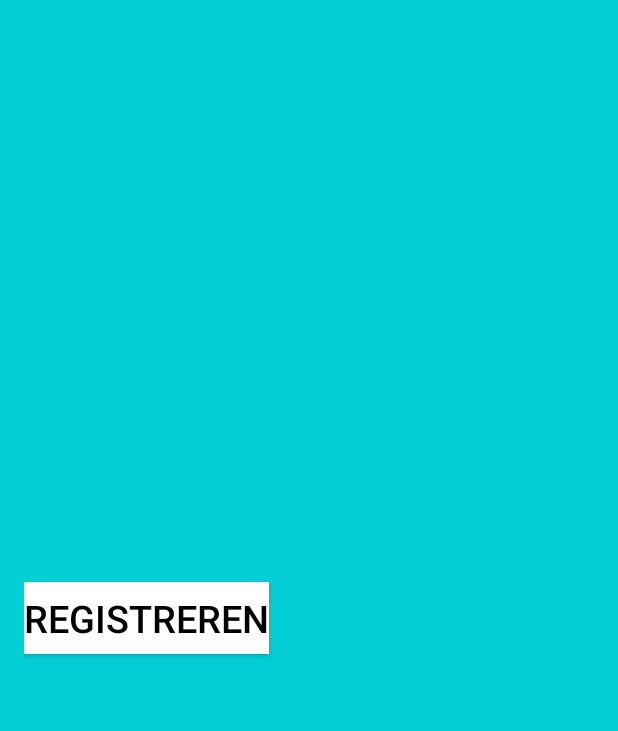
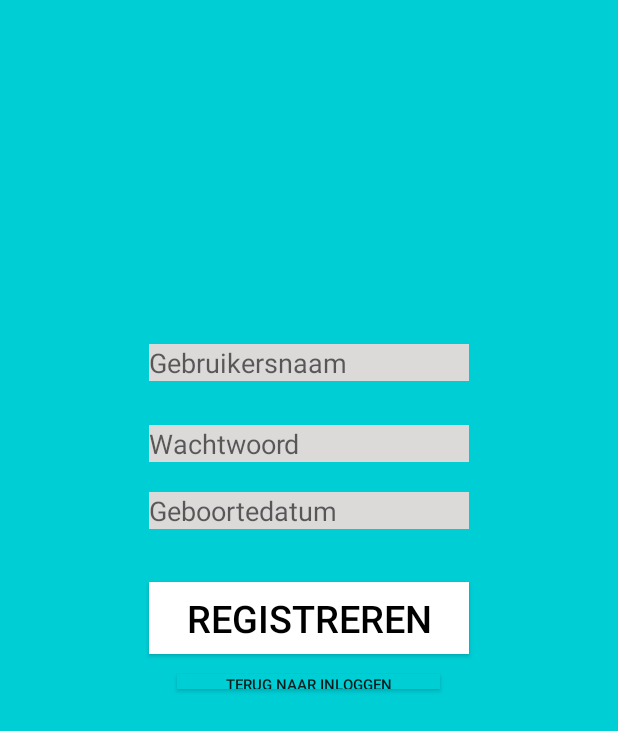
Before and after one commit to sguldemond-fontys/SM41-ShakeIt, an Android app: the layout activity_register.xml on its own in the app's theme, with its tools: preview values and no code run, on a phone screen of 412 x 824 dp. Shown: the top 731 px of the screen. Run offline under Robolectric (Android 15) with nearby library versions, the phone set to English and light mode, and no system bars.

Commit message:
nog een commit

```diff
--- a/app/src/main/res/layout/activity_login.xml
+++ b/app/src/main/res/layout/activity_login.xml
@@ -50,6 +50,7 @@
         android:textSize="18sp" />
 
     <Button
+        android:text="Registreer hier!"
         android:layout_width="175dp"
         android:layout_height="10dp"
         android:textSize="10dp"
--- a/app/src/main/res/layout/activity_register.xml
+++ b/app/src/main/res/layout/activity_register.xml
@@ -23,5 +23,55 @@
         android:layout_alignEnd="@+id/etPassword"
         style="@style/basic_button"/>
 
+    <EditText
+        android:layout_width="wrap_content"
+        android:layout_height="wrap_content"
+        android:inputType="textPassword"
+        android:ems="10"
+        android:layout_marginBottom="35dp"
+        android:id="@+id/etGeboortedatum"
+        android:background="#dcd9d9"
+        android:hint="Geboortedatum"
+        android:textSize="18sp"
+        android:layout_above="@+id/btnInloggen"
+        android:layout_centerHorizontal="true" />
+
+    <EditText
+        android:layout_width="wrap_content"
+        android:layout_height="wrap_content"
+        android:inputType="textPersonName"
+        android:ems="10"
+        android:layout_marginBottom="29dp"
+        android:id="@+id/etName"
+        android:background="#dcd9d9"
+        android:hint="Gebruikersnaam"
+        android:layout_above="@+id/etPassword"
+        android:layout_alignLeft="@+id/etGeboortedatum"
+        android:layout_alignStart="@+id/etGeboortedatum" />
+
+    <EditText
+        android:layout_width="wrap_content"
+        android:layout_height="wrap_content"
+        android:inputType="textPassword"
+        android:ems="10"
+        android:id="@+id/etPassword"
+        android:background="#dcd9d9"
+        android:hint="Wachtwoord"
+        android:textSize="18sp"
+        android:layout_above="@+id/etGeboortedatum"
+        android:layout_alignLeft="@+id/etName"
+        android:layout_alignStart="@+id/etName"
+        android:layout_marginBottom="20dp" />
+
+    <Button
+        android:text="Terug naar inloggen"
+        android:layout_width="175dp"
+        android:layout_height="10dp"
+        android:textSize="10dp"
+        android:id="@+id/btnRegistreren"
+        android:background="@color/colorPrimary"
+        android:layout_marginTop="13dp"
+        android:layout_below="@+id/btnInloggen"
+        android:layout_centerHorizontal="true" />
 
 </RelativeLayout>
```
Also changed, not shown: app/src/main/java/fhict/sm41_shakeit/RegisterActivity.java (added, +74 -0 lines).
